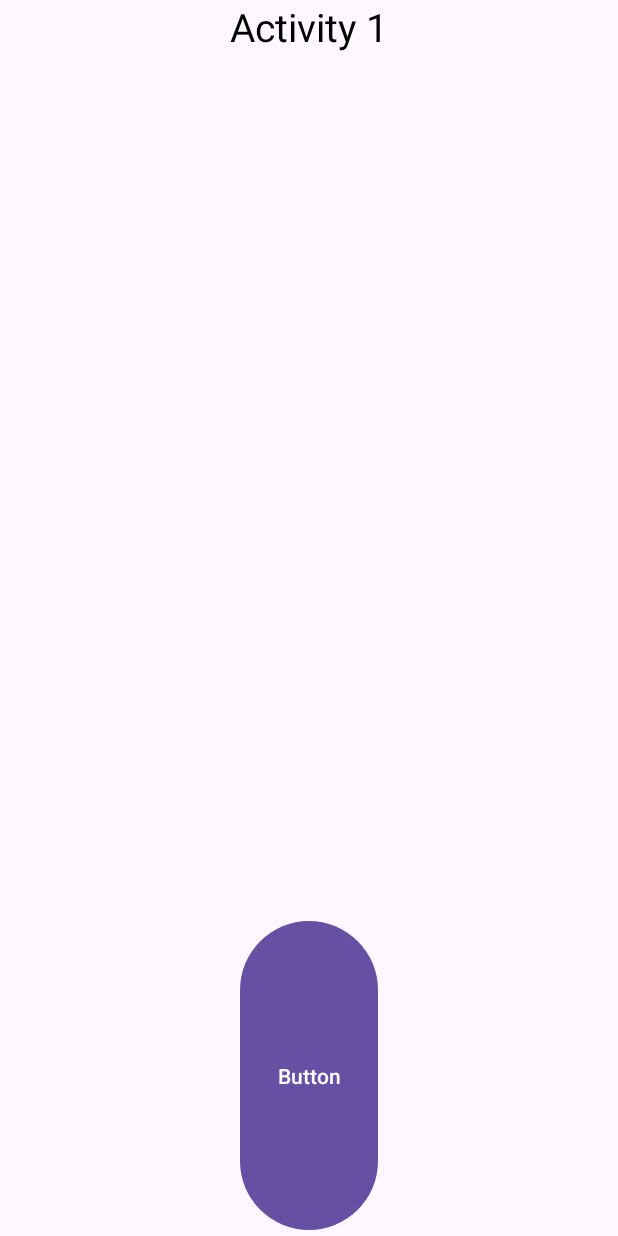
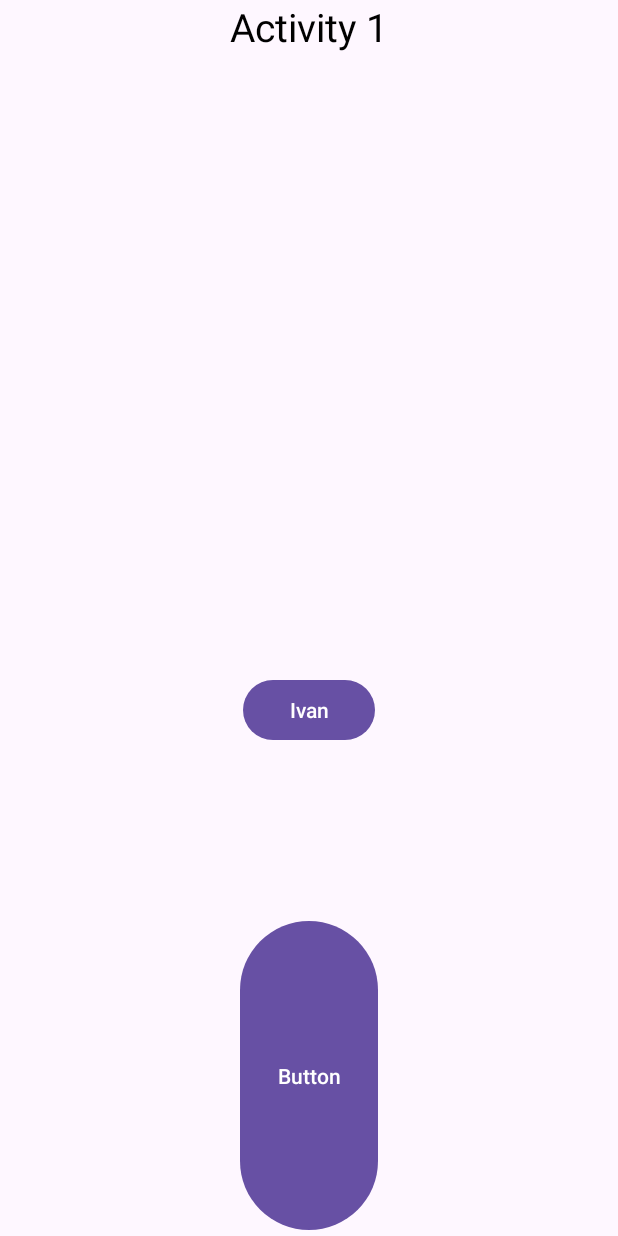
Before and after one commit to Dark045NL/Doner_Map, an Android app: the layout activity_main.xml on its own in the app's theme, with its tools: preview values and no code run, on a phone screen of 412 x 824 dp. Run offline under Robolectric (Android 15) with nearby library versions, the light colour scheme and no system bars.

Commit message:
ivan fix

```diff
--- a/app/src/main/res/layout/activity_main.xml
+++ b/app/src/main/res/layout/activity_main.xml
@@ -28,16 +28,27 @@
         android:layout_height="match_parent">
 
         <TextView
+            android:id="@+id/textView"
             android:layout_width="wrap_content"
             android:layout_height="wrap_content"
             android:text="Activity 1"
+            android:textColor="@color/black"
             android:textSize="26sp"
-            android:textColor="@color/black"
             app:layout_constraintEnd_toEndOf="parent"
             app:layout_constraintHorizontal_bias="0.5"
             app:layout_constraintStart_toStartOf="parent"
-            app:layout_constraintTop_toTopOf="parent"
-            />
+            app:layout_constraintTop_toTopOf="parent" />
+
+        <Button
+            android:id="@+id/Ivan"
+            android:layout_width="wrap_content"
+            android:layout_height="wrap_content"
+            android:layout_marginTop="87dp"
+            android:text="@string/ivan"
+            app:layout_constraintBottom_toBottomOf="parent"
+            app:layout_constraintEnd_toEndOf="parent"
+            app:layout_constraintStart_toStartOf="parent"
+            app:layout_constraintTop_toBottomOf="@+id/textView" />
 
     </androidx.constraintlayout.widget.ConstraintLayout>
 
--- a/app/src/main/res/values/strings.xml
+++ b/app/src/main/res/values/strings.xml
@@ -21,4 +21,5 @@
     <string name="groente">Groente</string>
     <string name="close">Close</string>
     <string name="open">Open</string>
+    <string name="ivan">Ivan</string>
 </resources>
```
